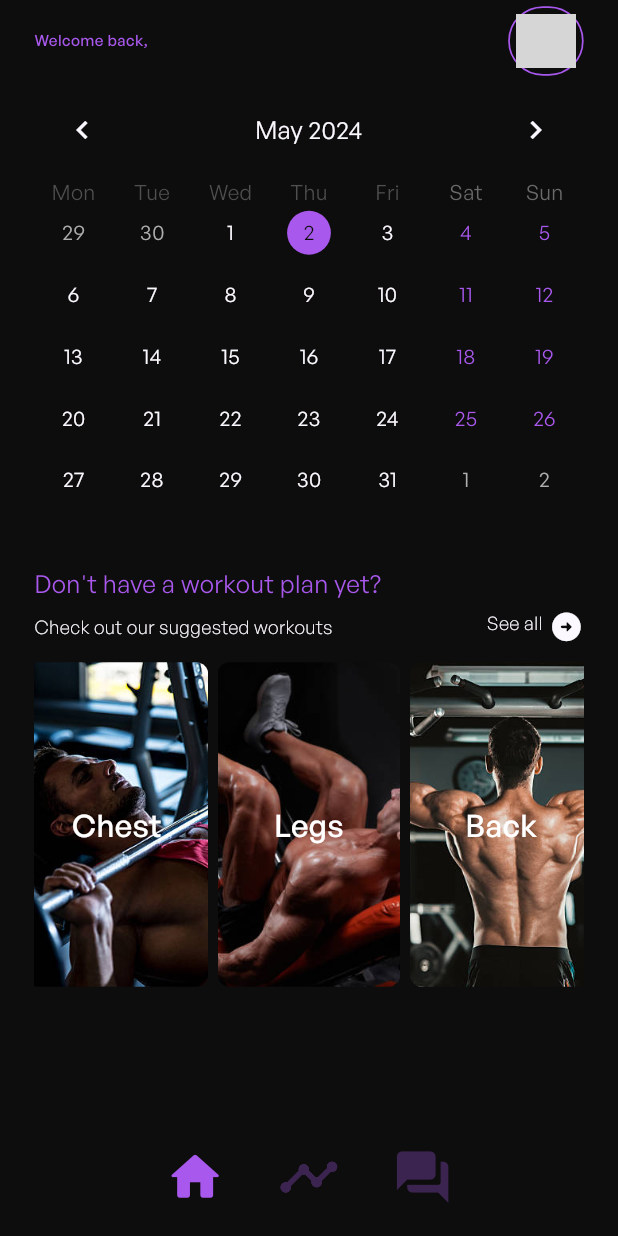
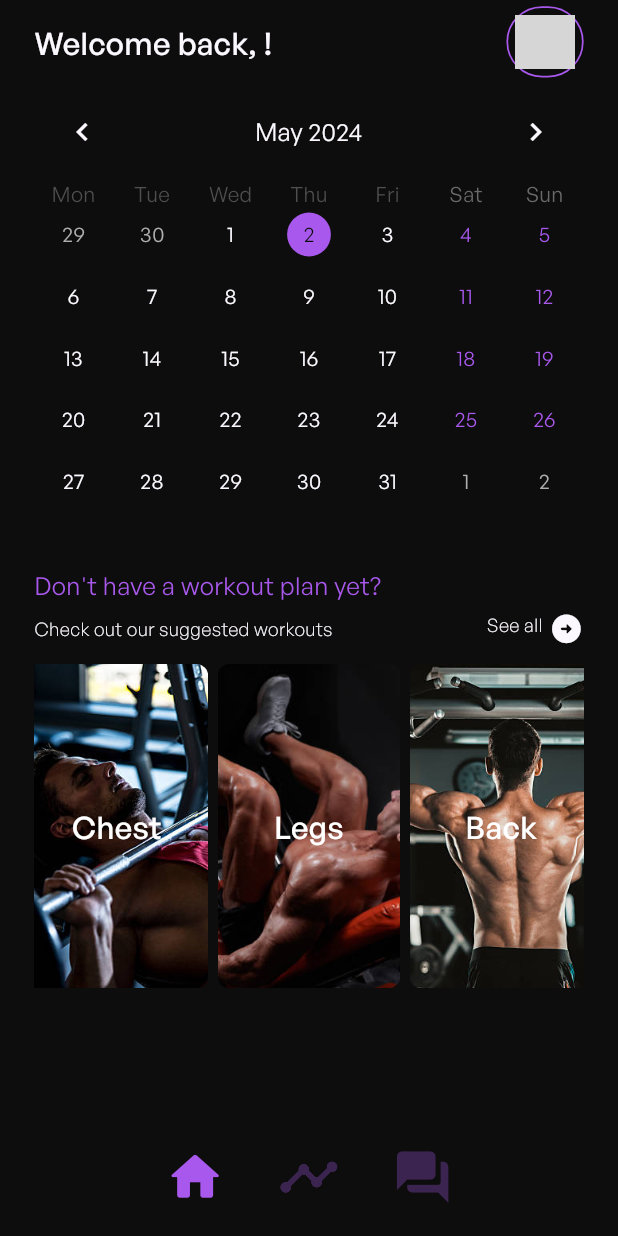
Before and after one commit to MNJDen/WeFit, a Flutter app: the screen it shows once a user with an empty profile is signed in, on a phone screen of 412 x 824 dp. Run offline on Flutter 3.47's test engine with Material 3 defaults, Android fonts, the phone set to English and light mode, and no system bars; drawn by our look-alikes of carousel_slider, table_calendar; our stand-ins replace cloud_firestore, dotted_border, firebase_auth, firebase_core, firebase_storage, flutter_animate and 2 more; accounts and stored records are empty; network calls fail; project files that could hold a hidden picture were left out; grey boxes are pictures that could not be loaded.

Commit message:
Pages: Update Home Screen

```diff
--- a/lib/Screens/HomeScreen.dart
+++ b/lib/Screens/HomeScreen.dart
@@ -92,13 +92,33 @@ class _HomeScreenState extends State<HomeScreen> {
                         }
                         // Access username from document snapshot and display it
                         final username = snapshot.data!.get('username');
-                        return Text(
-                          'Welcome back, $username',
-                          style: TextStyle(
-                            fontSize: 10.sp,
-                            fontWeight: FontWeight.w500,
-                            color: purpleColor,
+                        return Wrap(
+                          children: [
+                            Text(
+                            'Welcome back, ',
+                            style: TextStyle(
+                              fontSize: 20.sp,
+                              fontWeight: FontWeight.w500,
+                              color: whiteColor,
+                            ),
                           ),
+                            Text(
+                              '$username',
+                              style: TextStyle(
+                                fontSize: 20.sp,
+                                fontWeight: FontWeight.w500,
+                                color: purpleColor,
+                              ),
+                            ),
+                            Text(
+                              '!',
+                              style: TextStyle(
+                                fontSize: 20.sp,
+                                fontWeight: FontWeight.w500,
+                                color: whiteColor,
+                              ),
+                            ),
+                          ],
                         );
                       },
                     ),
@@ -122,7 +142,7 @@ class _HomeScreenState extends State<HomeScreen> {
                         );
                       },
                       child: Container(
-                        padding: const EdgeInsets.all(4),
+                        padding: EdgeInsets.all(4.w),
                         decoration: BoxDecoration(
                           borderRadius: BorderRadius.circular(100),
                           border: Border.all(color: purpleColor, width: 1.w),
```
